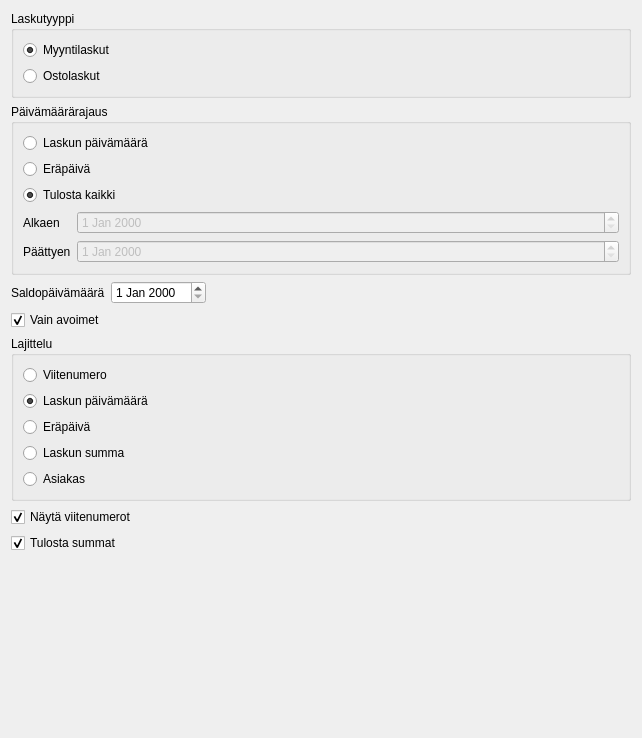
Above: kitupiikki/raportti/laskuraportti.ui from artoh/kitupiikki before the change. Below: the same form after it.
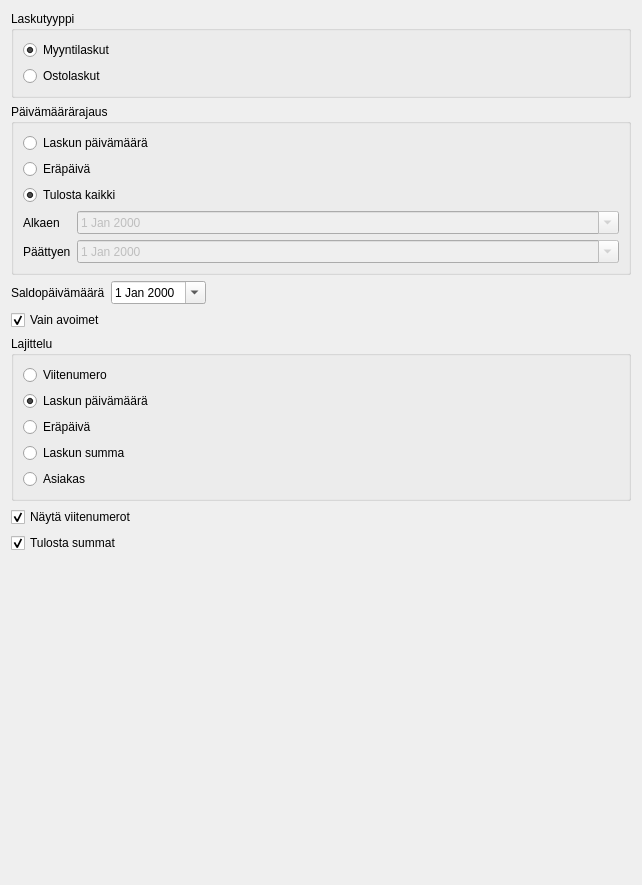
That is the form after the change.

The edit to the form file:
```diff
--- a/kitupiikki/raportti/laskuraportti.ui
+++ b/kitupiikki/raportti/laskuraportti.ui
@@ -7,7 +7,7 @@
     <x>0</x>
     <y>0</y>
     <width>642</width>
-    <height>738</height>
+    <height>885</height>
    </rect>
   </property>
   <property name="windowTitle">
@@ -85,6 +85,9 @@
         <property name="enabled">
          <bool>false</bool>
         </property>
+        <property name="calendarPopup">
+         <bool>true</bool>
+        </property>
        </widget>
       </item>
       <item row="4" column="0">
@@ -102,6 +105,9 @@
         <property name="enabled">
          <bool>false</bool>
         </property>
+        <property name="calendarPopup">
+         <bool>true</bool>
+        </property>
        </widget>
       </item>
      </layout>
@@ -120,7 +126,11 @@
       </widget>
      </item>
      <item>
-      <widget class="QDateEdit" name="saldoPvm"/>
+      <widget class="QDateEdit" name="saldoPvm">
+       <property name="calendarPopup">
+        <bool>true</bool>
+       </property>
+      </widget>
      </item>
      <item>
       <spacer name="horizontalSpacer">
```
